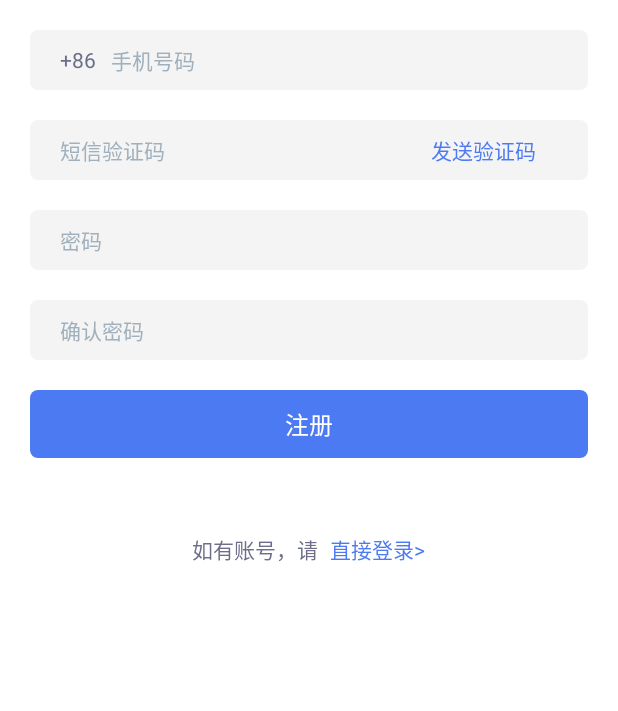
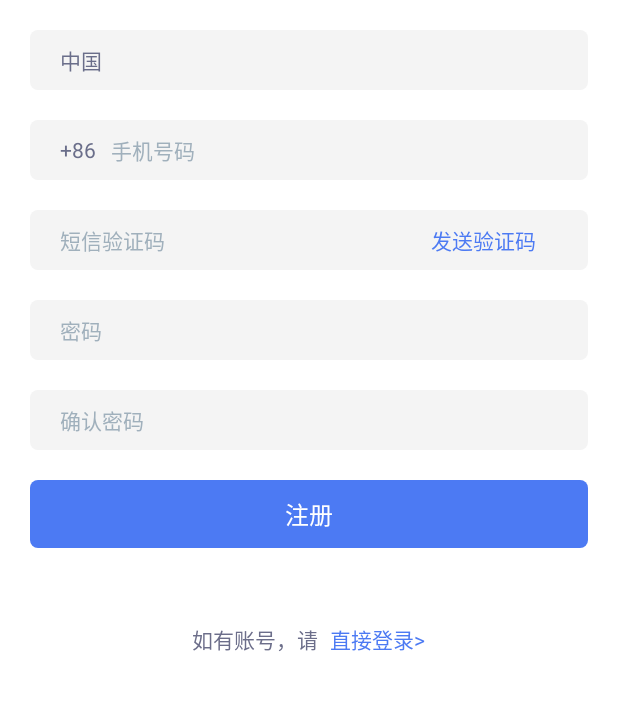
Before and after one commit to cnamway/Newbit_Android, an Android app: the layout activity_sign_up.xml on its own in the app's theme, with its tools: preview values and no code run, on a phone screen of 412 x 824 dp, the part 249-960 px from its top. Run offline under Robolectric (Android 15) with nearby library versions, the phone set to English and light mode, and no system bars.

Commit message:
修改了注册和忘记密码选择国家问题

```diff
--- a/app/build.gradle
+++ b/app/build.gradle
@@ -7,8 +7,8 @@ def getDate() {
     return formattedDate
 }
 
-def verName = "2.0.1"
-def versioncode = 101
+def verName = "2.0.4"
+def versioncode = 104
 
 android {
     compileSdkVersion 27
--- a/app/src/main/java/com/spark/newbitrade/activity/account_pwd_reset/AccountPwdResetActivity.java
+++ b/app/src/main/java/com/spark/newbitrade/activity/account_pwd_reset/AccountPwdResetActivity.java
@@ -65,7 +65,7 @@ public class AccountPwdResetActivity extends BaseActivity implements AccountPwdR
     public void onActivityResult(int requestCode, int resultCode, Intent data) {
         if (requestCode == 1 && resultCode == Activity.RESULT_OK) {
             if (data != null) {
-                CountryEntity country = (CountryEntity) data.getSerializableExtra("getCountry");
+                CountryEntity country = (CountryEntity) data.getSerializableExtra("country");
                 if (country != null) {
 //                    strAreaCode = country.getAreaCode();
                 }
--- a/app/src/main/java/com/spark/newbitrade/activity/bind_phone/BindPhoneActivity.java
+++ b/app/src/main/java/com/spark/newbitrade/activity/bind_phone/BindPhoneActivity.java
@@ -11,6 +11,7 @@ import com.spark.newbitrade.R;
 import com.spark.newbitrade.activity.country.CountryActivity;
 import com.spark.newbitrade.base.BaseActivity;
 import com.spark.newbitrade.entity.Country;
+import com.spark.newbitrade.entity.CountryEntity;
 import com.spark.newbitrade.utils.NetCodeUtils;
 import com.spark.newbitrade.utils.SharedPreferenceInstance;
 import com.spark.newbitrade.utils.StringUtils;
@@ -58,7 +59,7 @@ public class BindPhoneActivity extends BaseActivity implements BindPhoneContract
     TextView tvNewGetCode;
     @BindView(R.id.llNewCode)
     LinearLayout llNewCode;
-    private Country country;
+    private CountryEntity country;
     private BindPhoneContract.Presenter presenter;
     private TimeCount timeCount;
     private TimeCount newTimeCount;
@@ -71,7 +72,7 @@ public class BindPhoneActivity extends BaseActivity implements BindPhoneContract
         switch (requestCode) {
             case CountryActivity.RETURN_COUNTRY:
                 if (data == null) return;
-                country = (Country) data.getSerializableExtra("country");
+                country = (CountryEntity) data.getSerializableExtra("getCountry");
                 if (SharedPreferenceInstance.getInstance().getLanguageCode() == 1) {
                     tvCountry.setText(country.getZhName());
                 } else if (SharedPreferenceInstance.getInstance().getLanguageCode() == 2) {
--- a/app/src/main/java/com/spark/newbitrade/activity/country/CountryContract.java
+++ b/app/src/main/java/com/spark/newbitrade/activity/country/CountryContract.java
@@ -1,8 +1,7 @@
 package com.spark.newbitrade.activity.country;
 
-
 import com.spark.newbitrade.base.BaseContract;
-import com.spark.newbitrade.entity.Country;
+import com.spark.newbitrade.entity.CountryEntity;
 
 import java.util.List;
 
@@ -14,7 +13,7 @@ public interface CountryContract {
 
     interface View extends BaseContract.BaseView {
 
-        void countrySuccess(List<Country> obj);
+        void countrySuccess(List<CountryEntity> obj);
     }
 
     interface Presenter extends BaseContract.BasePresenter {
--- a/app/src/main/java/com/spark/newbitrade/activity/forgot_pwd/ForgotPwdActivity.java
+++ b/app/src/main/java/com/spark/newbitrade/activity/forgot_pwd/ForgotPwdActivity.java
@@ -19,9 +19,11 @@ import com.spark.newbitrade.activity.login.LoginActivity;
 import com.spark.newbitrade.base.BaseActivity;
 import com.spark.newbitrade.entity.Captcha;
 import com.spark.newbitrade.entity.Country;
+import com.spark.newbitrade.entity.CountryEntity;
 import com.spark.newbitrade.entity.HttpErrorEntity;
 import com.spark.newbitrade.factory.HttpUrls;
 import com.spark.newbitrade.utils.CommonUtils;
+import com.spark.newbitrade.utils.FormatDataUtils;
 import com.spark.newbitrade.utils.GlobalConstant;
 import com.spark.newbitrade.utils.StringUtils;
 import com.spark.newbitrade.utils.ToastUtils;
@@ -74,9 +76,9 @@ public class ForgotPwdActivity extends BaseActivity implements ForgotPwdContract
     public void onActivityResult(int requestCode, int resultCode, Intent data) {
         if (requestCode == CountryActivity.RETURN_COUNTRY && resultCode == Activity.RESULT_OK) {
             if (data != null) {
-                Country country = (Country) data.getSerializableExtra("country");
+                CountryEntity country = (CountryEntity) data.getSerializableExtra("getCountry");
                 if (country != null) {
-                    tvCountry.setText(CommonUtils.getCountryNameByLanguageCode(country));
+                    tvCountry.setText(FormatDataUtils.getViewNameByCode(country, activity));
                     strAreaCode = country.getAreaCode();
                 }
             }
--- a/app/src/main/java/com/spark/newbitrade/activity/releaseAd/PubAdsFragment.java
+++ b/app/src/main/java/com/spark/newbitrade/activity/releaseAd/PubAdsFragment.java
@@ -36,6 +36,7 @@ import com.spark.newbitrade.base.BaseLazyFragment;
 import com.spark.newbitrade.dialog.ConfirmDialog;
 import com.spark.newbitrade.entity.Ads;
 import com.spark.newbitrade.entity.Country;
+import com.spark.newbitrade.entity.CountryEntity;
 import com.spark.newbitrade.entity.PayWay;
 import com.spark.newbitrade.entity.PayWaySetting;
 import com.spark.newbitrade.utils.GlobalConstant;
@@ -167,7 +168,7 @@ public class PubAdsFragment extends BaseLazyFragment implements ReleaseAdContrac
         }
         if (requestCode == CountryActivity.RETURN_COUNTRY && resultCode == Activity.RESULT_OK) {
             if (data != null) {
-                Country country = (Country) data.getSerializableExtra("country");
+                CountryEntity country = (CountryEntity) data.getSerializableExtra("getCountry");
 
                 currency = country.getLocalCurrency();
                 tvSelectCountry.setText(country.getZhName());
--- a/app/src/main/java/com/spark/newbitrade/activity/signup/SignUpActivity.java
+++ b/app/src/main/java/com/spark/newbitrade/activity/signup/SignUpActivity.java
@@ -3,8 +3,6 @@ package com.spark.newbitrade.activity.signup;
 import android.app.Activity;
 import android.content.Intent;
 import android.os.Bundle;
-import android.os.Message;
-import android.text.Html;
 import android.view.View;
 import android.widget.EditText;
 import android.widget.TextView;
--- a/app/src/main/res/layout/activity_sign_up.xml
+++ b/app/src/main/res/layout/activity_sign_up.xml
@@ -37,22 +37,21 @@
             <TextView
                 android:id="@+id/tvCountry"
                 style="@style/edittext_normal"
-                android:layout_marginBottom="20dp"
                 android:layout_marginLeft="20dp"
                 android:layout_marginRight="20dp"
+                android:layout_marginBottom="20dp"
                 android:background="@drawable/shape_eidt_bg_chat"
                 android:paddingLeft="20dp"
                 android:paddingRight="20dp"
-                android:text="@string/china"
-                android:visibility="gone" />
+                android:text="@string/china" />
 
             <!--手机号码-->
             <LinearLayout
                 android:layout_width="match_parent"
                 android:layout_height="wrap_content"
-                android:layout_marginBottom="20dp"
                 android:layout_marginLeft="20dp"
                 android:layout_marginRight="20dp"
+                android:layout_marginBottom="20dp"
                 android:background="@drawable/shape_eidt_bg_chat"
                 android:orientation="horizontal"
                 android:paddingLeft="20dp">
@@ -98,9 +97,9 @@
                 android:id="@+id/llGetCode"
                 android:layout_width="match_parent"
                 android:layout_height="wrap_content"
-                android:layout_marginBottom="20dp"
                 android:layout_marginLeft="20dp"
                 android:layout_marginRight="20dp"
+                android:layout_marginBottom="20dp"
                 android:background="@drawable/shape_eidt_bg_chat"
                 android:gravity="center_vertical"
                 android:orientation="horizontal"
@@ -119,8 +118,8 @@
                 <TextView
                     android:layout_width="1dp"
                     android:layout_height="match_parent"
+                    android:layout_marginTop="20dp"
                     android:layout_marginBottom="20dp"
-                    android:layout_marginTop="20dp"
                     android:background="@color/btn_normal" />
 
                 <TextView
@@ -133,9 +132,9 @@
             <EditText
                 android:id="@+id/etPassword"
                 style="@style/edittext_normal"
-                android:layout_marginBottom="20dp"
                 android:layout_marginLeft="20dp"
                 android:layout_marginRight="20dp"
+                android:layout_marginBottom="20dp"
                 android:background="@drawable/shape_eidt_bg_chat"
                 android:hint="@string/password"
                 android:inputType="textPassword"
@@ -159,9 +158,9 @@
             <EditText
                 android:id="@+id/etPromoCode"
                 style="@style/edittext_normal"
-                android:layout_marginBottom="20dp"
                 android:layout_marginLeft="20dp"
                 android:layout_marginRight="20dp"
+                android:layout_marginBottom="20dp"
                 android:background="@drawable/shape_eidt_bg_chat"
                 android:hint="@string/promotion_code"
                 android:paddingLeft="20dp"
```
Also changed, not shown: app/src/main/java/com/spark/newbitrade/activity/country/CountryActivity.java (+5 -4 lines), app/src/main/java/com/spark/newbitrade/activity/country/CountryPresenterImpl.java (+6 -8 lines), app/src/main/java/com/spark/newbitrade/adapter/CountryAdapter.java (+4 -3 lines).
